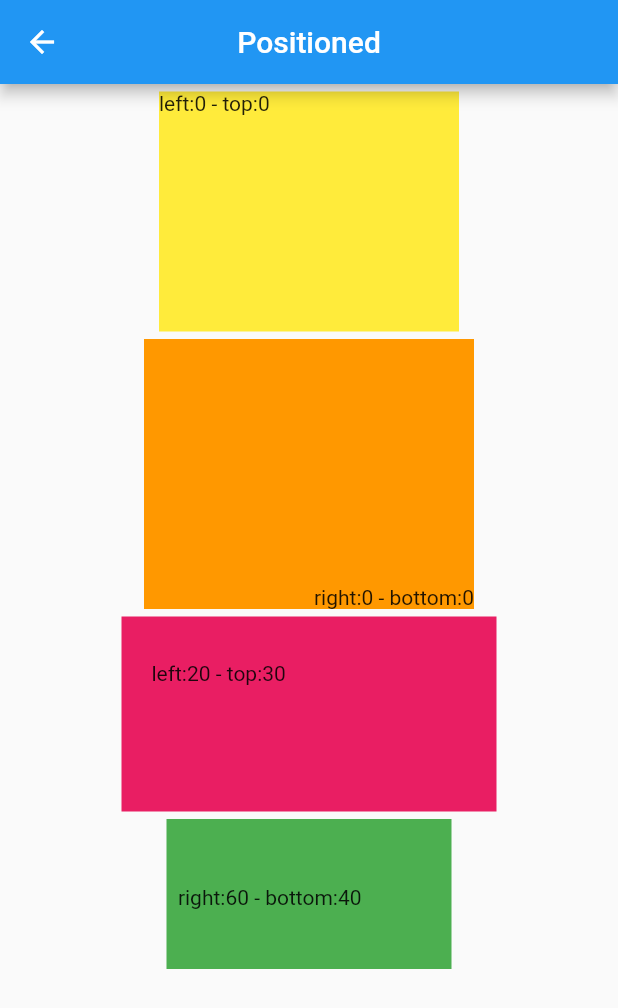
After one commit to LuisPulenta/widgetsoftheweek, a Flutter app: the PositionedScreen screen opened directly, on a phone screen of 412 x 824 dp. The commit adds this screen. Shown: the top 1008 px of the screen. Run offline on Flutter 3.47's test engine with Material 2 defaults, Android fonts, the phone set to English and light mode, and no system bars.

Commit message:
31Ago2022

```diff
--- a/lib/screens/BC/screens.dart
+++ b/lib/screens/BC/screens.dart
@@ -1 +1,2 @@
 export 'package:widgetsoftheweek/screens/BC/container_screen.dart';
+export 'package:widgetsoftheweek/screens/BC/clip_r_rect_screen.dart';
--- /dev/null
+++ b/lib/screens/PR/positioned_screen.dart
@@ -0,0 +1,95 @@
+import 'package:flutter/material.dart';
+
+class PositionedScreen extends StatelessWidget {
+  const PositionedScreen({Key? key}) : super(key: key);
+
+  @override
+  Widget build(BuildContext context) {
+    return Scaffold(
+      appBar: AppBar(
+        title: const Text('Positioned'),
+        centerTitle: true,
+      ),
+      body: Column(
+        children: [
+          const SizedBox(
+            height: 5,
+          ),
+          Center(
+            child: Container(
+              width: 200,
+              height: 160,
+              color: Colors.yellow,
+              child: Stack(
+                children: const [
+                  Positioned(
+                    left: 0,
+                    top: 0,
+                    child: Text("left:0 - top:0"),
+                  ),
+                ],
+              ),
+            ),
+          ),
+          const SizedBox(
+            height: 5,
+          ),
+          Center(
+            child: Container(
+              width: 220,
+              height: 180,
+              color: Colors.orange,
+              child: Stack(
+                children: const [
+                  Positioned(
+                    right: 0,
+                    bottom: 0,
+                    child: Text("right:0 - bottom:0"),
+                  ),
+                ],
+              ),
+            ),
+          ),
+          const SizedBox(
+            height: 5,
+          ),
+          Center(
+            child: Container(
+              width: 250,
+              height: 130,
+              color: Colors.pink,
+              child: Stack(
+                children: const [
+                  Positioned(
+                    left: 20,
+                    top: 30,
+                    child: Text("left:20 - top:30"),
+                  ),
+                ],
+              ),
+            ),
+          ),
+          const SizedBox(
+            height: 5,
+          ),
+          Center(
+            child: Container(
+              width: 190,
+              height: 100,
+              color: Colors.green,
+              child: Stack(
+                children: const [
+                  Positioned(
+                    right: 60,
+                    bottom: 40,
+                    child: Text("right:60 - bottom:40"),
+                  ),
+                ],
+              ),
+            ),
+          ),
+        ],
+      ),
+    );
+  }
+}
--- a/lib/screens/S/screens.dart
+++ b/lib/screens/S/screens.dart
@@ -1,3 +1,4 @@
 export 'package:widgetsoftheweek/screens/S/safe_area_screen.dart';
 export 'package:widgetsoftheweek/screens/S/sized_box_screen.dart';
 export 'package:widgetsoftheweek/screens/S/spacer_screen.dart';
+export 'package:widgetsoftheweek/screens/S/stack_screen.dart';
--- a/lib/screens/pr_screen.dart
+++ b/lib/screens/pr_screen.dart
@@ -1,5 +1,6 @@
 import 'package:flutter/material.dart';
 import 'package:widgetsoftheweek/screens/PR/pageview_screen.dart';
+import 'package:widgetsoftheweek/screens/PR/positioned_screen.dart';
 import 'package:widgetsoftheweek/widgets/widgets.dart';
 
 class PRScreen extends StatelessWidget {
@@ -67,10 +68,11 @@ class PRScreen extends StatelessWidget {
                   color: color),
               Boton(
                   titulo: "Positioned",
-                  screen: Container(),
+                  screen: PositionedScreen(),
                   ancho: anchoBoton,
                   alto: altoBoton,
-                  color: color),
+                  color: color,
+                  ok: true),
               const Divider(
                 color: Colors.white,
                 thickness: 4,
--- a/lib/screens/s_screen.dart
+++ b/lib/screens/s_screen.dart
@@ -136,10 +136,11 @@ class SScreen extends StatelessWidget {
                   color: color),
               Boton(
                   titulo: "Stack",
-                  screen: Container(),
+                  screen: StackScreen(),
                   ancho: anchoBoton,
                   alto: altoBoton,
-                  color: color),
+                  color: color,
+                  ok: true),
               Boton(
                   titulo: "StatefulBuilder",
                   screen: Container(),
```
Also changed, not shown: lib/screens/BC/clip_r_rect_screen.dart (added, +70 -0 lines), lib/screens/S/stack_screen.dart (added, +51 -0 lines), lib/screens/bc_screen.dart (+7 -5 lines), 5 other files.
